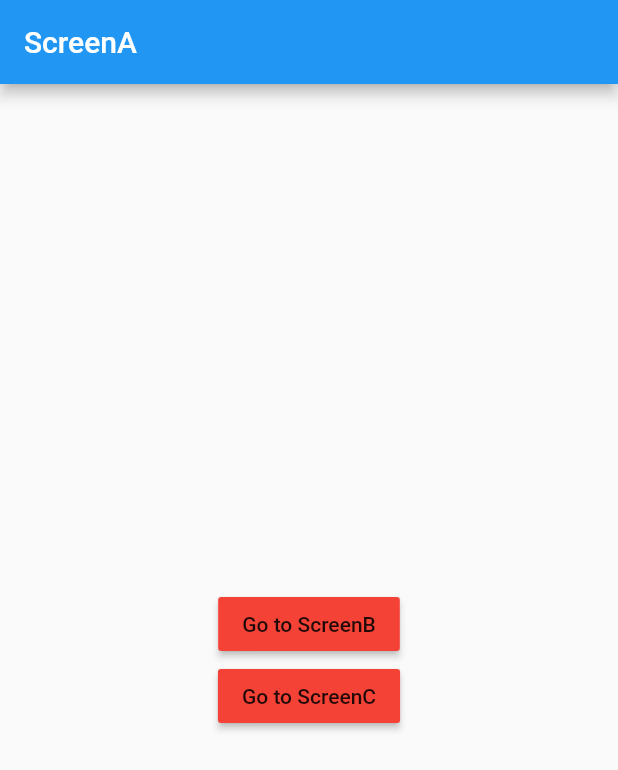
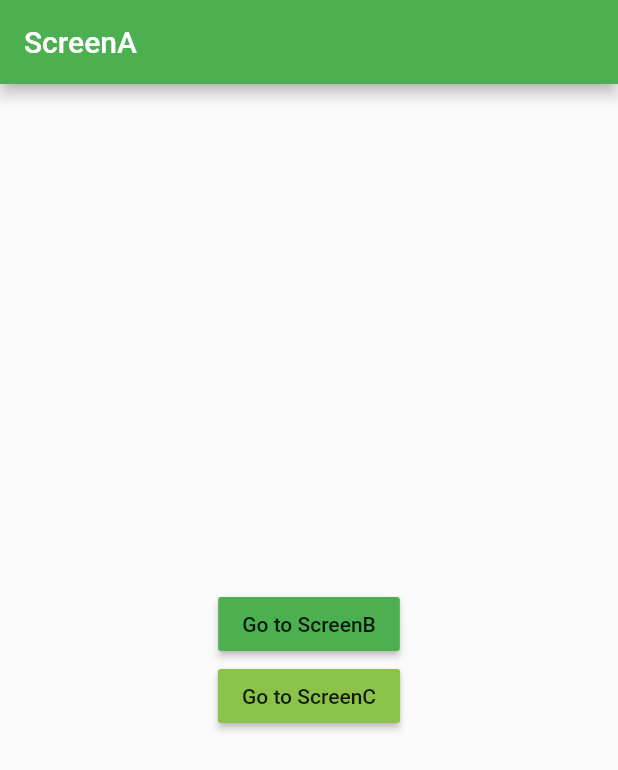
Before and after one commit to moonyah/summer_practice, a Flutter app: the screen it shows after launch, on a phone screen of 412 x 824 dp. Shown: the top 770 px of the screen. Run offline on Flutter 3.47's test engine with Material 2 defaults, Android fonts, the phone set to English and light mode, and no system bars; our stand-ins replace fluttertoast.

Commit message:
Screen추가

```diff
--- a/lib/ScreenA.dart
+++ b/lib/ScreenA.dart
@@ -14,13 +14,17 @@ class ScreenA extends StatelessWidget {
           mainAxisAlignment: MainAxisAlignment.center,
           children: [
             RaisedButton(
-                color: Colors.red,
+                color: Colors.green,
                 child: Text('Go to ScreenB'),
-                onPressed: (){}),
+                onPressed: (){
+                  Navigator.pushNamed(context, '/b');
+                }),
             RaisedButton(
-                color: Colors.red,
+                color: Colors.lightGreen,
                 child: Text('Go to ScreenC'),
-                onPressed: (){})
+                onPressed: (){
+                  Navigator.pushNamed(context, '/c');
+                })
           ],
         ),
       ),
--- a/lib/main.dart
+++ b/lib/main.dart
@@ -2,6 +2,8 @@ import 'dart:ui';
 import 'package:flutter/material.dart';
 import 'package:fluttertoast/fluttertoast.dart';
 import 'ScreenA.dart';
+import 'ScreenB.dart';
+import 'ScreenC.dart';
 
 void main() => runApp(const Screens()); //플러터 최상위 함수 runApp 함수
 
@@ -629,7 +631,13 @@ class Screens extends StatelessWidget {
   @override
   Widget build(BuildContext context) {
     return MaterialApp(
-      home: ScreenA(),
+      theme: ThemeData(primarySwatch: Colors.green),
+      initialRoute: '/',
+      routes: {
+        '/' : (context) => ScreenA(),
+        '/b' : (context) => ScreenB(),
+        '/c' : (context) => ScreenC()
+      },
     );
   }
 }
```
